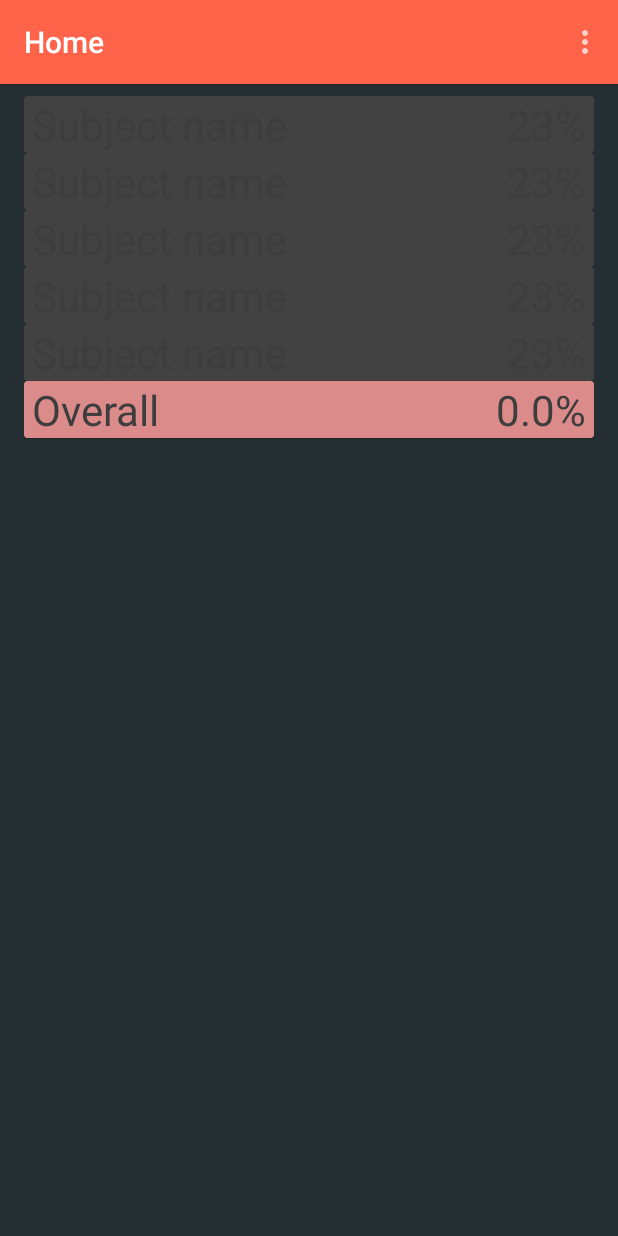
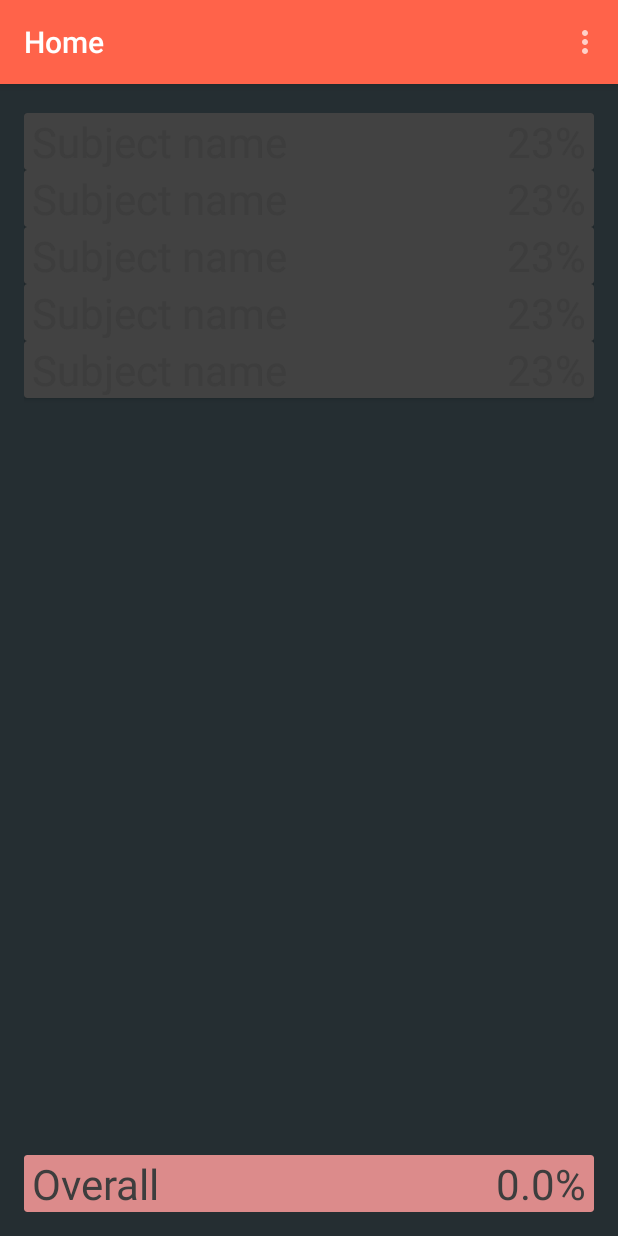
Before and after one commit to PranayKarani/KC_v2, an Android app: the fragment FAttendance placed in its activity, on a phone screen of 412 x 824 dp. Run offline under Robolectric (Android 15) with nearby library versions, the phone set to English and light mode, and no system bars; network calls fail; 5 statements that could not run were skipped.

Commit message:
- Now checking attendance only on app startup - Attendance data loaded from local file on Fragment launch - New time table is semester change - Now specify filename to write json data to

```diff
--- a/app/src/main/java/com/kc/C.java
+++ b/app/src/main/java/com/kc/C.java
@@ -6,6 +6,7 @@ public class C {
     more here: http://stackoverflow.com/questions/7959263/android-log-v-log-d-log-i-log-w-log-e-when-to-use-each-one/7959379#7959379 */
 
     public static final String FILE_NAME = "studentData";
+    public static final String ATTENDANCE_FILE = "attendance.json";
     public static final String GOOGLE_PROJECT_NO = "380016519033";
 
     public static final String root = "http://192.168.1.101:80/web/kc/";
--- a/app/src/main/java/com/kc/activities/AHome.java
+++ b/app/src/main/java/com/kc/activities/AHome.java
@@ -26,6 +26,7 @@ import com.kc.database.DBHelper;
 import com.kc.database.DBHelper.dbType;
 import com.kc.database.TTimetable;
 import com.kc.fragments.*;
+import com.kc.utilites.MyJson;
 import com.kc.utilites.Network;
 import com.kc.utilites.RemoteDatabaseConnecter;
 import com.kc.utilites.ShrPref;
@@ -215,22 +216,26 @@ public class AHome extends MyActivity {
             publishProgress(10);
 
             if (Network.isConnectedToInternet(AHome.this)) {
-                String url = GET_STUDENT_INFO + "student_id=" + MY_ID;
+
+                String url;
 
                 try {
-                    RemoteDatabaseConnecter rdc = new RemoteDatabaseConnecter("GET", url).connect(null);
-                    JSONObject jo = rdc.getJSONObject();
+
+                    // Get student details
+                    url = GET_STUDENT_INFO + "student_id=" + MY_ID;
+                    RemoteDatabaseConnecter rdc1 = new RemoteDatabaseConnecter("GET", url).connect(null);
+                    JSONObject jo = rdc1.getJSONObject();
                     publishProgress(30);
 
-//                    if (MY_SEM < jo.getInt("my_sem")) {
+                    // get new time table if received semester is greater than current
+                    if (MY_SEM < jo.getInt("my_sem")) {
 
                         MY_SEM = jo.getInt("my_sem");
 
-                    // and delete previous one first
+                        // but delete previous one first
                         DBHelper dbHelper = new DBHelper(AHome.this, dbType.WRITE);
                         dbHelper.execSQL("DELETE FROM " + TTimetable.NAME);
 
-                    // todo load new time table for new sem
                         url = GET_TIMETABLE + "my_sem=" + MY_SEM;
                         RemoteDatabaseConnecter rdc2 = new RemoteDatabaseConnecter("GET", url).connect(null);
                         JSONObject jo2 = rdc2.getJSONObject();
@@ -268,8 +273,12 @@ public class AHome extends MyActivity {
                         }
 
                         dbHelper.close();
+                    }
 
-//                    }
+                    // Get attendance details and write them in file in json format
+                    url = GET_MY_ATTENDANCE + "current_sem=" + MY_SEM + "&student_id=" + MY_ID;
+                    RemoteDatabaseConnecter rdc3 = new RemoteDatabaseConnecter("GET", url).connect(null);
+                    MyJson.saveData(AHome.this, rdc3.rawData, ATTENDANCE_FILE);
 
                     MY_ID = jo.getString("my_id");
                     MY_GCM_ID = jo.getString("my_gcm_id");
--- a/app/src/main/java/com/kc/database/DBHelper.java
+++ b/app/src/main/java/com/kc/database/DBHelper.java
@@ -9,7 +9,7 @@ import android.database.sqlite.SQLiteOpenHelper;
 public class DBHelper extends SQLiteOpenHelper {
 
     static final String NAME    = "local_db";
-    static final int    VERSION = 3;
+    static final int VERSION = 4;
     public SQLiteDatabase db;
     TTimetable   timetable;
     TNoticeboard noticeboard;
--- a/app/src/main/java/com/kc/fragments/FAttendance.java
+++ b/app/src/main/java/com/kc/fragments/FAttendance.java
@@ -13,18 +13,13 @@ import android.view.ViewGroup;
 import android.widget.LinearLayout;
 import android.widget.TextView;
 import android.widget.Toast;
+import com.kc.C;
 import com.kc.R;
 import com.kc.activities.AHome;
 import com.kc.other.Subject;
 import com.kc.utilites.MyJson;
-import com.kc.utilites.Network;
-import com.kc.utilites.RemoteDatabaseConnecter;
 import org.json.JSONException;
 import org.json.JSONObject;
-
-import java.io.IOException;
-
-import static com.kc.C.*;
 
 /**
  * A simple {@link Fragment} subclass.
@@ -66,17 +61,10 @@ public class FAttendance extends Fragment {
 
             Subject[] subjects = new Subject[5];
 
-            String url;
-            url = GET_MY_ATTENDANCE + "current_sem=" + MY_SEM + "&student_id=" + MY_ID;
-            RemoteDatabaseConnecter rdc2;
+
             try {
 
-                if (Network.isConnectedToInternet(getActivity())) {
-                    rdc2 = new RemoteDatabaseConnecter("GET", url).connect(null);
-                    MyJson.saveData(getContext(), rdc2.rawData);
-                }
-
-                String json = MyJson.getData(getContext());
+                String json = MyJson.getData(getContext(), C.ATTENDANCE_FILE);
 
                 JSONObject jo2 = new JSONObject(json);
 
@@ -102,7 +90,7 @@ public class FAttendance extends Fragment {
 
                 Log.i("info", "Overall average: " + (Overall));
 
-            } catch (IOException | JSONException e) {
+            } catch (JSONException e) {
                 e.printStackTrace();
             }
             return subjects;
@@ -112,12 +100,12 @@ public class FAttendance extends Fragment {
         protected void onPostExecute(final Subject[] subjects) {
             for (int i = 0; i < subjects.length; i++) {
 
-                LinearLayout layout = (LinearLayout) view.findViewById(R.id.fattendance_layout);
+                LinearLayout layout = (LinearLayout) view.findViewById(R.id.fattendance_subjects);
                 layout.addView(inflateAttendanceCard(subjects[i]));
 
             }
 
-            LinearLayout layout = (LinearLayout) view.findViewById(R.id.fattendance_layout);
+            LinearLayout layout = (LinearLayout) view.findViewById(R.id.fattendance_overall);
             layout.addView(inflateOverallCell());
 
         }
--- a/app/src/main/res/layout/f_attendance.xml
+++ b/app/src/main/res/layout/f_attendance.xml
@@ -6,5 +6,21 @@
               android:orientation="vertical"
               tools:context="com.kc.fragments.FAttendance">
 
+    <LinearLayout
+            android:id="@+id/fattendance_subjects"
+            android:layout_width="match_parent"
+            android:layout_height="match_parent"
+            android:orientation="vertical"
+            android:layout_marginTop="11dp"
+            android:layout_weight="1">
+    </LinearLayout>
+
+    <LinearLayout
+            android:id="@+id/fattendance_overall"
+            android:layout_width="match_parent"
+            android:layout_height="wrap_content"
+            android:orientation="vertical"
+            android:layout_marginBottom="16dp">
+    </LinearLayout>
 
 </LinearLayout>
```
Also changed, not shown: app/src/main/java/com/kc/utilites/MyJson.java (+4 -6 lines). Lines whose indentation alone changed are shown as unchanged.
